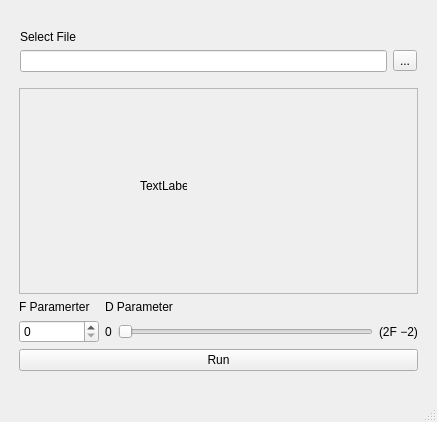
EmanueleGiannuzzi/DCT2_GUI, file mainwindow.ui: the form before one commit.
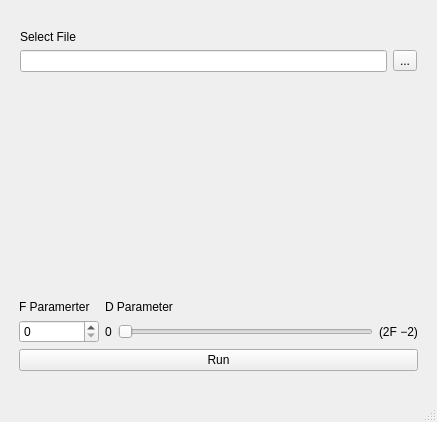
The form after the commit.

Patch:
```diff
--- a/mainwindow.ui
+++ b/mainwindow.ui
@@ -71,38 +71,7 @@
        </widget>
       </item>
       <item>
-       <layout class="QVBoxLayout" name="previewLayout">
-        <item>
-         <widget class="QScrollArea" name="previewScrollArea">
-          <property name="widgetResizable">
-           <bool>true</bool>
-          </property>
-          <widget class="QWidget" name="scrollAreaWidgetContents">
-           <property name="geometry">
-            <rect>
-             <x>0</x>
-             <y>0</y>
-             <width>395</width>
-             <height>181</height>
-            </rect>
-           </property>
-           <widget class="QLabel" name="previewLabel">
-            <property name="geometry">
-             <rect>
-              <x>120</x>
-              <y>90</y>
-              <width>47</width>
-              <height>13</height>
-             </rect>
-            </property>
-            <property name="text">
-             <string>TextLabel</string>
-            </property>
-           </widget>
-          </widget>
-         </widget>
-        </item>
-       </layout>
+       <layout class="QVBoxLayout" name="previewLayout"/>
       </item>
       <item>
        <layout class="QGridLayout" name="gridLayout">
```
Left out of the diff: 2 changed lines with no effect on the pictures.
